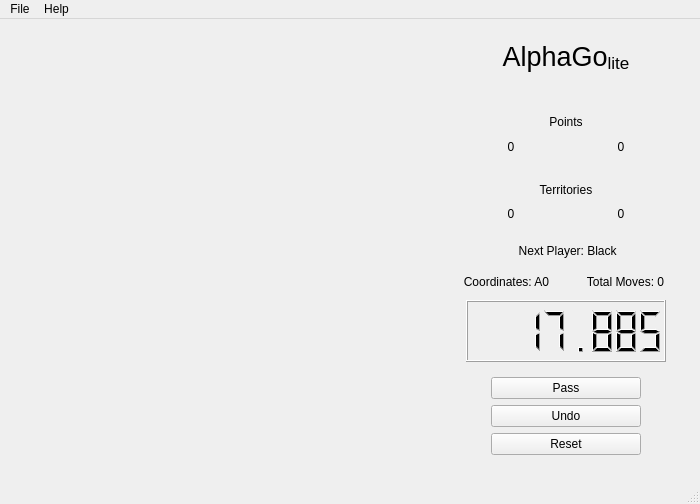
Qt form code/design_files/main.ui (AynurHasanova/AlphaGo) before a commit.
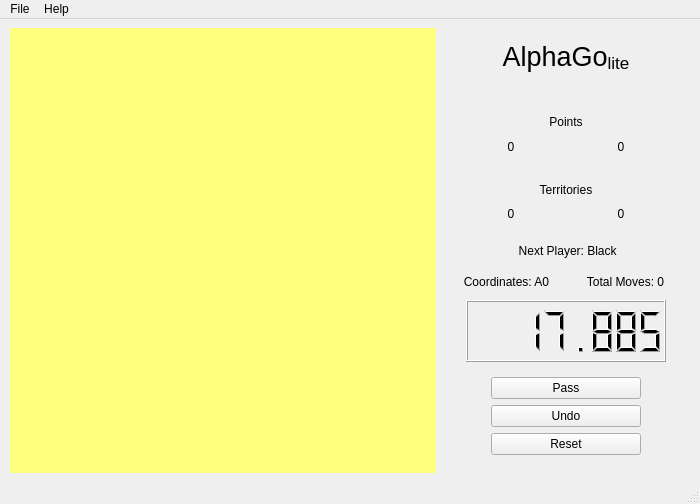
The same form after that commit.

Commit message: Worked on the undo widget

Diff of the .ui file:
```diff
--- a/code/design_files/main.ui
+++ b/code/design_files/main.ui
@@ -38,7 +38,7 @@
          <string/>
         </property>
         <property name="styleSheet">
-         <string notr="true"/>
+         <string notr="true">background-color: rgb(255, 255, 127);</string>
         </property>
         <layout class="QVBoxLayout" name="verticalLayout_5">
          <item>
```
The commit also changes 3 other files.
